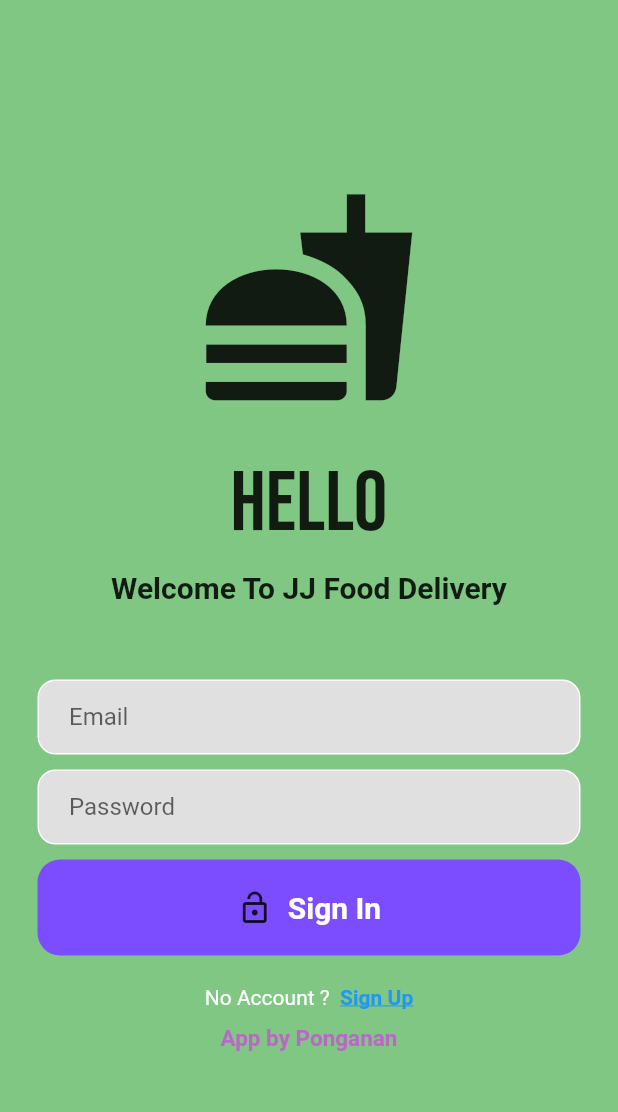
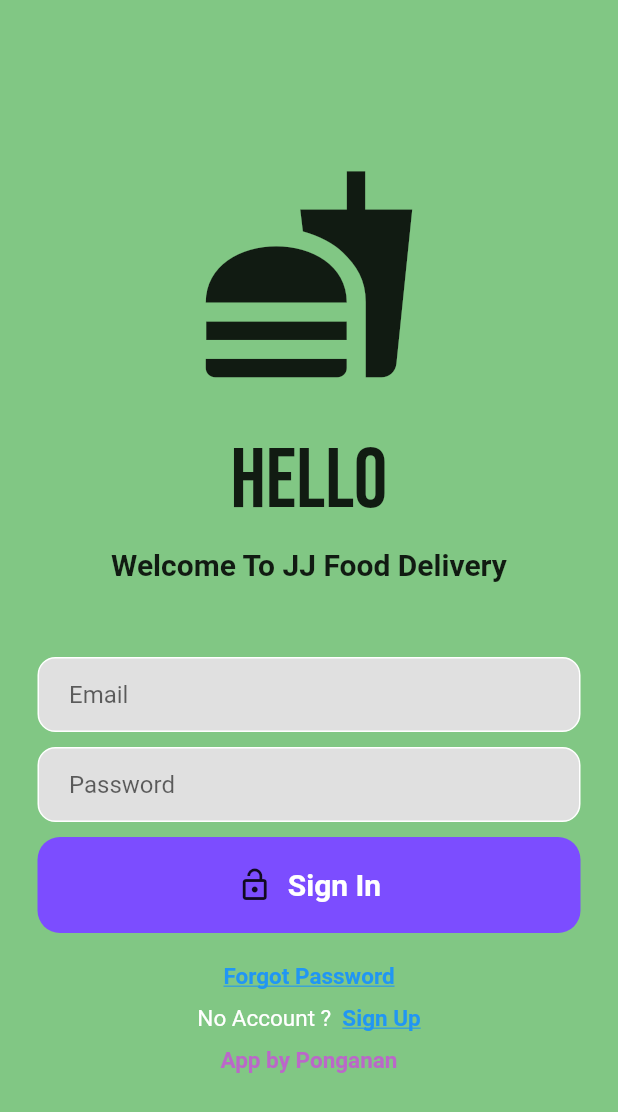
Before and after one commit to ponganan/loginlogout, a Flutter app: the screen it shows after launch, on a phone screen of 412 x 824 dp. Shown: the top 1112 px of the screen. Run offline on Flutter 3.47's test engine with Material 2 defaults, Android fonts, the phone set to English and light mode, and no system bars; our stand-ins replace cloud_firestore, datetime_picker_formfield, email_validator, firebase_auth, firebase_core, google_fonts; accounts and stored records are empty.

```diff
--- a/lib/login_page.dart
+++ b/lib/login_page.dart
@@ -2,7 +2,9 @@ import 'package:firebase_auth/firebase_auth.dart';
 import 'package:flutter/gestures.dart';
 import 'package:flutter/material.dart';
 import 'package:google_fonts/google_fonts.dart';
+import 'package:loginlogout/utils.dart';
 
+import 'forgot_password_page.dart';
 import 'main.dart';
 
 class LoginPage extends StatefulWidget {
@@ -140,11 +142,34 @@ class _LoginPageState extends State<LoginPage> {
                   ),
                 ),
                 const SizedBox(height: 20),
+
+                //forgot password
+                GestureDetector(
+                  child: RichText(
+                    text: TextSpan(
+                      text: ('Forgot Password'),
+                      style: TextStyle(
+                          decoration: TextDecoration.underline,
+                          fontWeight: FontWeight.bold,
+                          fontSize: 15,
+                          color: Theme.of(context).colorScheme.secondary),
+                    ),
+                  ),
+                  onTap: () => Navigator.of(context).push(
+                    MaterialPageRoute(
+                      builder: (context) => ForgotPasswordPage(),
+                    ),
+                  ),
+                ),
+                const SizedBox(height: 10),
                 //register
                 RichText(
                   text: TextSpan(
                       text: ('No Account ?  '),
-                      style: TextStyle(color: Colors.white),
+                      style: TextStyle(
+                        color: Colors.white,
+                        fontSize: 15,
+                      ),
                       children: [
                         TextSpan(
                           recognizer: TapGestureRecognizer()
@@ -153,6 +178,7 @@ class _LoginPageState extends State<LoginPage> {
                           style: TextStyle(
                               decoration: TextDecoration.underline,
                               fontWeight: FontWeight.bold,
+                              fontSize: 15,
                               color: Theme.of(context).colorScheme.secondary),
                         ),
                       ]),
@@ -190,6 +216,13 @@ class _LoginPageState extends State<LoginPage> {
       );
     } on FirebaseAuthException catch (e) {
       print(e);
+
+      if (Utils.showSnackBar(e.message).toString() ==
+          'Given String is empty or null') {
+        Utils.showSnackBar('กรุณากรอก Email และ Password');
+      } else {
+        //Utils.showSnackBar(e.message);
+      }
     }
 
     //Navigator.of(context) not working
```
Also changed, not shown: lib/forgot_password_page.dart (added, +117 -0 lines), lib/signup_widget.dart (+44 -2 lines), pubspec.lock.
